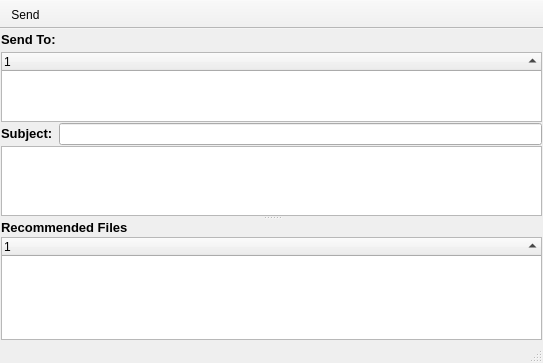
The window that rs-Qt-gui/src/gui/msgs/ChanMsgDialog.ui (autoscatto/retroshare) describes before a commit, drawn with Qt 5.
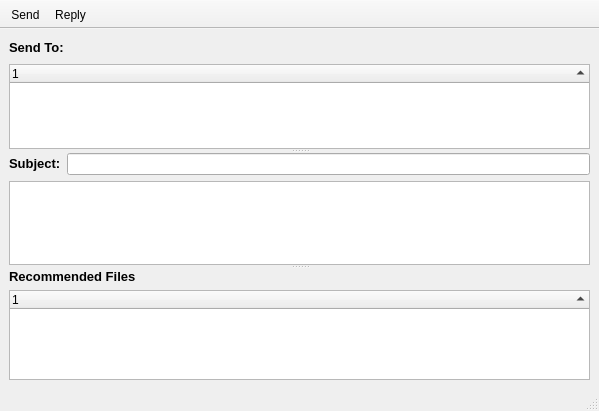
The same window after the commit. Icons and pictures are not drawn.

Commit message: -fixed Message Compose Dialog -updated Help Dialog

Patch:
```diff
--- a/rs-Qt-gui/src/gui/msgs/ChanMsgDialog.ui
+++ b/rs-Qt-gui/src/gui/msgs/ChanMsgDialog.ui
@@ -5,8 +5,8 @@
    <rect>
     <x>0</x>
     <y>0</y>
-    <width>543</width>
-    <height>363</height>
+    <width>599</width>
+    <height>411</height>
    </rect>
   </property>
   <property name="contextMenuPolicy" >
@@ -21,28 +21,140 @@
   <widget class="QWidget" name="centralwidget" >
    <layout class="QGridLayout" >
     <property name="margin" >
-     <number>1</number>
+     <number>9</number>
     </property>
     <property name="spacing" >
-     <number>1</number>
+     <number>6</number>
     </property>
-    <item row="2" column="0" >
-     <widget class="QSplitter" name="splitter" >
+    <item row="0" column="0" >
+     <widget class="QSplitter" name="splitter_2" >
       <property name="orientation" >
        <enum>Qt::Vertical</enum>
       </property>
-      <widget class="QTextEdit" name="msgText" >
-       <property name="sizePolicy" >
-        <sizepolicy>
-         <hsizetype>7</hsizetype>
-         <vsizetype>7</vsizetype>
-         <horstretch>4</horstretch>
-         <verstretch>4</verstretch>
-        </sizepolicy>
+      <widget class="QSplitter" name="splitter" >
+       <property name="orientation" >
+        <enum>Qt::Vertical</enum>
        </property>
-       <property name="textInteractionFlags" >
-        <enum>Qt::TextEditorInteraction</enum>
-       </property>
+       <widget class="QWidget" name="layoutWidget" >
+        <layout class="QGridLayout" >
+         <property name="margin" >
+          <number>0</number>
+         </property>
+         <property name="spacing" >
+          <number>6</number>
+         </property>
+         <item row="0" column="0" >
+          <widget class="QLabel" name="label_14" >
+           <property name="sizePolicy" >
+            <sizepolicy>
+             <hsizetype>0</hsizetype>
+             <vsizetype>0</vsizetype>
+             <horstretch>0</horstretch>
+             <verstretch>0</verstretch>
+            </sizepolicy>
+           </property>
+           <property name="font" >
+            <font>
+             <pointsize>10</pointsize>
+             <weight>75</weight>
+             <bold>true</bold>
+            </font>
+           </property>
+           <property name="text" >
+            <string>Send To:</string>
+           </property>
+          </widget>
+         </item>
+         <item row="1" column="0" colspan="2" >
+          <widget class="QTreeWidget" name="msgSendList" >
+           <property name="sizePolicy" >
+            <sizepolicy>
+             <hsizetype>7</hsizetype>
+             <vsizetype>7</vsizetype>
+             <horstretch>0</horstretch>
+             <verstretch>4</verstretch>
+            </sizepolicy>
+           </property>
+           <property name="sortingEnabled" >
+            <bool>true</bool>
+           </property>
+           <column>
+            <property name="text" >
+             <string>1</string>
+            </property>
+           </column>
+          </widget>
+         </item>
+         <item row="0" column="1" >
+          <spacer>
+           <property name="orientation" >
+            <enum>Qt::Horizontal</enum>
+           </property>
+           <property name="sizeHint" >
+            <size>
+             <width>421</width>
+             <height>20</height>
+            </size>
+           </property>
+          </spacer>
+         </item>
+        </layout>
+       </widget>
+       <widget class="QWidget" name="layoutWidget" >
+        <layout class="QGridLayout" >
+         <property name="margin" >
+          <number>0</number>
+         </property>
+         <property name="spacing" >
+          <number>6</number>
+         </property>
+         <item row="0" column="0" >
+          <layout class="QHBoxLayout" >
+           <property name="margin" >
+            <number>0</number>
+           </property>
+           <property name="spacing" >
+            <number>6</number>
+           </property>
+           <item>
+            <widget class="QLabel" name="label" >
+             <property name="font" >
+              <font>
+               <pointsize>10</pointsize>
+               <weight>75</weight>
+               <bold>true</bold>
+              </font>
+             </property>
+             <property name="text" >
+              <string>&lt;html>&lt;head>&lt;meta name="qrichtext" content="1" />&lt;style type="text/css">
+p, li { white-space: pre-wrap; }
+&lt;/style>&lt;/head>&lt;body style=" font-family:'MS Shell Dlg 2'; font-size:10pt; font-weight:600; font-style:normal; text-decoration:none;">
+&lt;p style=" margin-top:0px; margin-bottom:0px; margin-left:0px; margin-right:0px; -qt-block-indent:0; text-indent:0px; font-family:'Arial'; font-weight:400;">&lt;span style=" font-weight:600;">Subject:&lt;/span>&lt;/p>&lt;/body>&lt;/html></string>
+             </property>
+            </widget>
+           </item>
+           <item>
+            <widget class="QLineEdit" name="titleEdit" />
+           </item>
+          </layout>
+         </item>
+         <item row="1" column="0" >
+          <widget class="QTextEdit" name="msgText" >
+           <property name="sizePolicy" >
+            <sizepolicy>
+             <hsizetype>7</hsizetype>
+             <vsizetype>7</vsizetype>
+             <horstretch>4</horstretch>
+             <verstretch>4</verstretch>
+            </sizepolicy>
+           </property>
+           <property name="textInteractionFlags" >
+            <enum>Qt::TextEditorInteraction</enum>
+           </property>
+          </widget>
+         </item>
+        </layout>
+       </widget>
       </widget>
       <widget class="QWidget" name="layoutWidget" >
        <layout class="QGridLayout" >
@@ -50,14 +162,14 @@
          <number>0</number>
         </property>
         <property name="spacing" >
-         <number>2</number>
+         <number>6</number>
         </property>
         <item row="0" column="0" >
          <widget class="QLabel" name="label_13" >
           <property name="sizePolicy" >
            <sizepolicy>
-            <hsizetype>5</hsizetype>
-            <vsizetype>4</vsizetype>
+            <hsizetype>0</hsizetype>
+            <vsizetype>0</vsizetype>
             <horstretch>0</horstretch>
             <verstretch>0</verstretch>
            </sizepolicy>
@@ -79,7 +191,7 @@
           <property name="sizePolicy" >
            <sizepolicy>
             <hsizetype>7</hsizetype>
-            <vsizetype>5</vsizetype>
+            <vsizetype>7</vsizetype>
             <horstretch>0</horstretch>
             <verstretch>0</verstretch>
            </sizepolicy>
@@ -87,102 +199,17 @@
           <property name="sortingEnabled" >
            <bool>true</bool>
           </property>
+          <column>
+           <property name="text" >
+            <string>1</string>
+           </property>
+          </column>
          </widget>
         </item>
        </layout>
       </widget>
      </widget>
     </item>
-    <item row="1" column="0" >
-     <layout class="QHBoxLayout" >
-      <property name="margin" >
-       <number>0</number>
-      </property>
-      <property name="spacing" >
-       <number>6</number>
-      </property>
-      <item>
-       <widget class="QLabel" name="label" >
-        <property name="font" >
-         <font>
-          <pointsize>10</pointsize>
-          <weight>75</weight>
-          <bold>true</bold>
-         </font>
-        </property>
-        <property name="text" >
-         <string>&lt;html>&lt;head>&lt;meta name="qrichtext" content="1" />&lt;style type="text/css">
-p, li { white-space: pre-wrap; }
-&lt;/style>&lt;/head>&lt;body style=" font-family:'MS Shell Dlg 2'; font-size:10pt; font-weight:600; font-style:normal; text-decoration:none;">
-&lt;p style=" margin-top:0px; margin-bottom:0px; margin-left:0px; margin-right:0px; -qt-block-indent:0; text-indent:0px; font-family:'Arial'; font-weight:400;">&lt;span style=" font-weight:600;">Subject:&lt;/span>&lt;/p>&lt;/body>&lt;/html></string>
-        </property>
-       </widget>
-      </item>
-      <item>
-       <widget class="QLineEdit" name="titleEdit" />
-      </item>
-     </layout>
-    </item>
-    <item row="0" column="0" >
-     <layout class="QGridLayout" >
-      <property name="margin" >
-       <number>0</number>
-      </property>
-      <property name="spacing" >
-       <number>2</number>
-      </property>
-      <item row="0" column="0" >
-       <widget class="QLabel" name="label_14" >
-        <property name="sizePolicy" >
-         <sizepolicy>
-          <hsizetype>0</hsizetype>
-          <vsizetype>0</vsizetype>
-          <horstretch>0</horstretch>
-          <verstretch>0</verstretch>
-         </sizepolicy>
-        </property>
-        <property name="font" >
-         <font>
-          <pointsize>10</pointsize>
-          <weight>75</weight>
-          <bold>true</bold>
-         </font>
-        </property>
-        <property name="text" >
-         <string>Send To:</string>
-        </property>
-       </widget>
-      </item>
-      <item row="1" column="0" colspan="2" >
-       <widget class="QTreeWidget" name="msgSendList" >
-        <property name="sizePolicy" >
-         <sizepolicy>
-          <hsizetype>5</hsizetype>
-          <vsizetype>7</vsizetype>
-          <horstretch>0</horstretch>
-          <verstretch>4</verstretch>
-         </sizepolicy>
-        </property>
-        <property name="sortingEnabled" >
-         <bool>true</bool>
-        </property>
-       </widget>
-      </item>
-      <item row="0" column="1" >
-       <spacer>
-        <property name="orientation" >
-         <enum>Qt::Horizontal</enum>
-        </property>
-        <property name="sizeHint" >
-         <size>
-          <width>421</width>
-          <height>20</height>
-         </size>
-        </property>
-       </spacer>
-      </item>
-     </layout>
-    </item>
    </layout>
   </widget>
   <widget class="QMenuBar" name="menubar" >
@@ -213,6 +240,7 @@
     <number>4</number>
    </attribute>
    <addaction name="actionSend" />
+   <addaction name="actionReply" />
   </widget>
   <action name="actionSend" >
    <property name="icon" >
@@ -222,6 +250,14 @@
     <string>Send</string>
    </property>
   </action>
+  <action name="actionReply" >
+   <property name="icon" >
+    <iconset resource="../images.qrc" >:/images/replymail24.png</iconset>
+   </property>
+   <property name="text" >
+    <string>Reply</string>
+   </property>
+  </action>
  </widget>
  <tabstops>
   <tabstop>msgSendList</tabstop>
```
Left out of the diff: 4 changed lines with no effect on the pictures. The commit also changes 2 other files.
